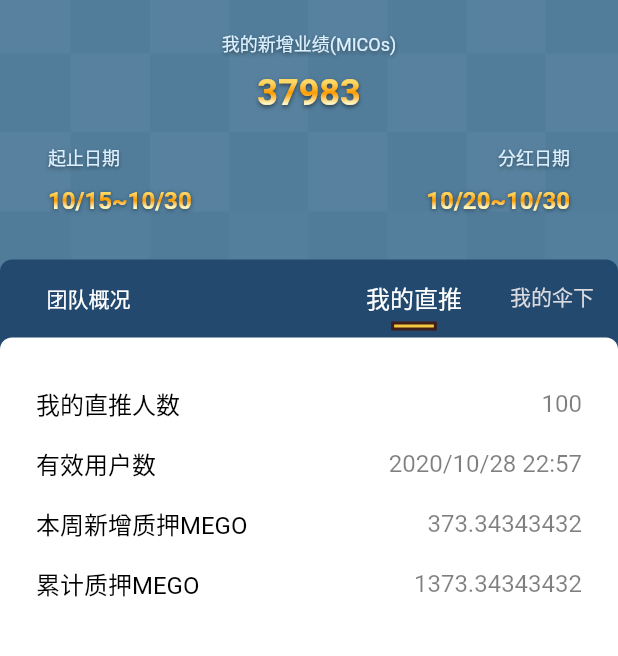
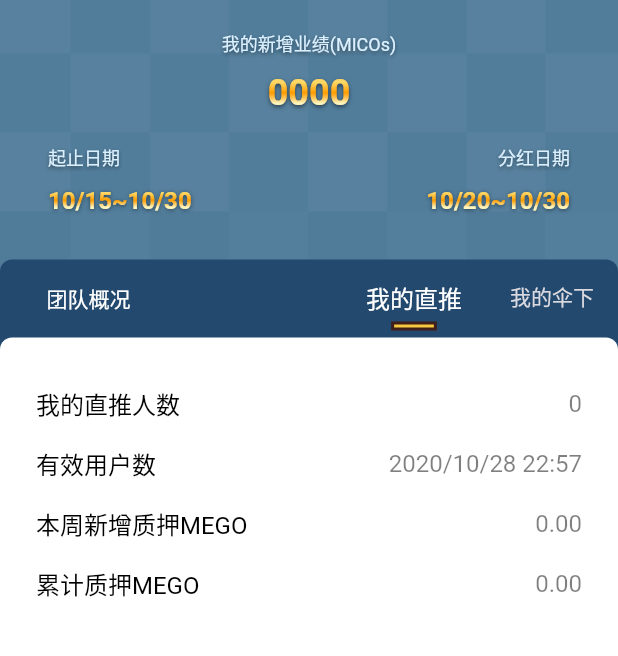
Before and after one commit to jiangyuanyuan/block_migo, a Flutter app: the MineTeamPage screen opened directly, after a tap on "Participate", on a phone screen of 412 x 824 dp, the part 54-710 px from its top. Run offline on Flutter 3.47's test engine with Material 2 defaults, Android fonts, the phone set to English and light mode, and no system bars; drawn by our look-alikes of flutter_easyloading; our stand-ins replace cached_network_image, connectivity, convert, dio, event_bus, flutter_screenutil and 10 more; missing offline and left inert: animated_interpolation, flutter_gifimage, flutter_statusbarcolor, image_pickers, install_plugin, menu_button and 2 more; accounts and stored records are empty; network calls fail; Roboto replaces fonts that are missing (PingFang-Regular); key blocks and very long unbroken strings in the code were emptied for the run.

Commit message:
关闭测试数据

```diff
--- a/migo/i18n/en-US.json
+++ b/migo/i18n/en-US.json
@@ -130,6 +130,7 @@
     "pay": "Pay",
     "day": "Days",
     "space": "{sender}",
+    "withDrawNotice": "1. Withdrawal will deduct part of the handling fee, which is based on the actual arrival.",
     "teamleadertotal": "",
     "peopleintotal": "people in total",
     "dayincome": "Daily income",
--- a/migo/i18n/zh-CN.json
+++ b/migo/i18n/zh-CN.json
@@ -197,5 +197,6 @@
     "saveimage":"保存海报",
     "peopleintotal":"人",
     "success":"操作成功",
+    "withDrawNotice":"1. 提现会扣取部分手续费，以实际到账为主。",
     "notsamepwd":"密码不一致"
 }
--- a/migo/lib/page/home/page/home_detail_page.dart
+++ b/migo/lib/page/home/page/home_detail_page.dart
@@ -98,7 +98,7 @@ class _HomeDetailPageState extends State<HomeDetailPage> {
                                 return HomeDetailCell(tabindex: tabindex,);
                               },
                               separatorBuilder: (context, index) => Divider(height: 1,),
-                              itemCount: 10
+                              itemCount: 0
                             ),
                           )
                         ],
--- a/migo/lib/page/home/page/home_page.dart
+++ b/migo/lib/page/home/page/home_page.dart
@@ -75,7 +75,7 @@ class _HomePageState extends State<HomePage> with AutomaticKeepAliveClientMixin{
           ///开启抖动动画
           ///参数shakeCount 用来配置抖动次数
           ///通过 controller start 方法默认为 1
-          _shakeAnimationController.start(shakeCount: 1);
+          _shakeAnimationController.start(shakeCount: 10000);
         }
       }
     });
@@ -103,6 +103,7 @@ class _HomePageState extends State<HomePage> with AutomaticKeepAliveClientMixin{
       });
       Alert.showViewDialog(context, AlertShovelView(onSure: () {
         Navigator.pushNamed(context, "/package");
+        _shakeAnimationController.stop();
       },));
     }, fail: (msg) => EasyLoading.showToast(msg),);
 
--- a/migo/lib/page/mine/page/mine_team_page.dart
+++ b/migo/lib/page/mine/page/mine_team_page.dart
@@ -44,7 +44,7 @@ class _MineTeamPageState extends State<MineTeamPage> {
                 Text(I18n.of(context).lasetteamvalue + "(MICOs)", style: AppFont.textStyle(12, color: const Color(0xffDBF0FF), showshadow: true),),
                 Padding(
                   padding: const EdgeInsets.only(top:10.0, bottom: 20),
-                  child: HomeGradientText(data: "+9000.56", fontstyle: AppFont.textStyle(24, color: Colors.white, fontWeight: FontWeight.bold),),
+                  child: HomeGradientText(data: "+0000.00", fontstyle: AppFont.textStyle(24, color: Colors.white, fontWeight: FontWeight.bold),),
                 ),
                 Padding(
                   padding: const EdgeInsets.symmetric(horizontal: 32),
@@ -55,14 +55,14 @@ class _MineTeamPageState extends State<MineTeamPage> {
                         children: [
                           Text("${I18n.of(context).totalteamvalue}(MICOs)", style: AppFont.textStyle(12, color: const Color(0xffDBF0FF), showshadow: true),),
                           SizedBox(height: 10,),
-                          HomeGradientText(data: "+9000.56", fontstyle: AppFont.textStyle(16, color: Colors.white, fontWeight: FontWeight.bold, showshadow: true),),
+                          HomeGradientText(data: "+0000.00", fontstyle: AppFont.textStyle(16, color: Colors.white, fontWeight: FontWeight.bold, showshadow: true),),
                         ],
                       ),
                       Column(
                         children: [
                           Text("${I18n.of(context).teamstaticvalue}(MICOs)", style: AppFont.textStyle(12, color: const Color(0xffDBF0FF), showshadow: true),),
                           SizedBox(height: 10,),
-                          HomeGradientText(data: "2000.28", fontstyle: AppFont.textStyle(16, color: Colors.white, fontWeight: FontWeight.bold, showshadow: true),),
+                          HomeGradientText(data: "0000.00", fontstyle: AppFont.textStyle(16, color: Colors.white, fontWeight: FontWeight.bold, showshadow: true),),
                         ],
                       )
                     ],
--- a/migo/lib/page/mine/page/team_earth_page.dart
+++ b/migo/lib/page/mine/page/team_earth_page.dart
@@ -25,7 +25,7 @@ class TeamEarthPage extends StatelessWidget {
             Text("我的新增业绩(MICOs)", style: AppFont.textStyle(12, color: const Color(0xffDBF0FF), showshadow: true),),
             Padding(
               padding: const EdgeInsets.only(top: 10.0, bottom: 20),
-              child: HomeGradientText(data: "37983", fontstyle: AppFont.textStyle(24, color: Colors.white, fontWeight: FontWeight.bold, showshadow: true),),
+              child: HomeGradientText(data: "0000", fontstyle: AppFont.textStyle(24, color: Colors.white, fontWeight: FontWeight.bold, showshadow: true),),
             ),
             Padding(
               padding: const EdgeInsets.symmetric(horizontal: 32),
@@ -82,13 +82,13 @@ class TeamEarthPage extends StatelessWidget {
                         padding: const EdgeInsets.symmetric(horizontal: 24, vertical: 32),
                         child: Column(
                           children: [
-                            _Cell(left: "我的直推人数", right: "100",),
+                            _Cell(left: "我的直推人数", right: "0",),
                             SizedBox(height: 16,),
                             _Cell(left: "有效用户数", right: "2020/10/28 22:57",),
                             SizedBox(height: 16,),
-                            _Cell(left: "本周新增质押MEGO", right: "373.34343432",),
+                            _Cell(left: "本周新增质押MEGO", right: "0.00",),
                             SizedBox(height: 16,),
-                            _Cell(left: "累计质押MEGO", right: "1373.34343432",),
+                            _Cell(left: "累计质押MEGO", right: "0.00",),
                           ],
                         ),
                       ),
--- a/migo/lib/page/mine/page/team_record_page.dart
+++ b/migo/lib/page/mine/page/team_record_page.dart
@@ -54,7 +54,7 @@ class _TeamRecordPageState extends State<TeamRecordPage> {
                     return _Cell();
                   },
                   separatorBuilder: (context, index) => Divider(height: 1, color: const Color(0xffD8D8D8),),
-                  itemCount: 8
+                  itemCount: 0
                 ),
               ),
             )
--- a/migo/lib/page/mine/view/mine_reward_view.dart
+++ b/migo/lib/page/mine/view/mine_reward_view.dart
@@ -11,7 +11,7 @@ class MineRewardView extends StatelessWidget {
       children: [
         Expanded(
           child: ListView.separated(
-            itemCount: 10,
+            itemCount: 0,
             padding: EdgeInsets.zero,
             separatorBuilder: (context, index) => Divider(height: 1,),
             itemBuilder: (context, index) {
--- a/migo/lib/page/mine/view/team_bottom_view.dart
+++ b/migo/lib/page/mine/view/team_bottom_view.dart
@@ -90,7 +90,7 @@ class _TeamBottomViewState extends State<TeamBottomView> {
                   children: [
                     Text(_getLeftTitle(context), style: AppFont.textStyle(12, color: Color(0xffDBF0FF)),),
                     SizedBox(height: 10,),
-                    Text("17", style: AppFont.textStyle(16, color: Colors.white, fontWeight: FontWeight.bold),)
+                    Text("0", style: AppFont.textStyle(16, color: Colors.white, fontWeight: FontWeight.bold),)
                   ],
                 ),
                 Column(
@@ -98,7 +98,7 @@ class _TeamBottomViewState extends State<TeamBottomView> {
                   children: [
                     Text(_getRightTitle(context), style: AppFont.textStyle(12, color: Color(0xffDBF0FF)),),
                     SizedBox(height: 10,),
-                    Text(widget.tabindex == 2 ? "4-6 ${I18n.of(context).generation} \n ${I18n.of(context).everyactiveuser} 0.8MIGOs" : "190", textAlign: TextAlign.right, style: AppFont.textStyle(16, color: Colors.white, fontWeight: FontWeight.bold),)
+                    Text(widget.tabindex == 2 ? "4-6 ${I18n.of(context).generation} \n ${I18n.of(context).everyactiveuser} 0.8MIGOs" : "0", textAlign: TextAlign.right, style: AppFont.textStyle(16, color: Colors.white, fontWeight: FontWeight.bold),)
                   ],
                 ),
               ],
--- a/migo/lib/page/mine/view/team_leading_detail.dart
+++ b/migo/lib/page/mine/view/team_leading_detail.dart
@@ -23,7 +23,7 @@ class TeamLeadingDetailView extends StatelessWidget {
                       style: AppFont.textStyle(12, color: Colors.black)
                     ),
                     TextSpan(
-                      text: "42 ",
+                      text: "0 ",
                       style: AppFont.textStyle(12, color: Colors.black, fontWeight: FontWeight.bold)
                     ),
                     TextSpan(
@@ -40,7 +40,7 @@ class TeamLeadingDetailView extends StatelessWidget {
         Expanded(
           child: ListView.builder(
             padding: const EdgeInsets.all(16),
-            itemCount: 10,
+            itemCount: 0,
             itemBuilder: (context, index){
               return _Cell(index: index + 1,);
             }
--- a/migo/lib/page/mine/view/team_share_detail.dart
+++ b/migo/lib/page/mine/view/team_share_detail.dart
@@ -80,7 +80,7 @@ class _Cell extends StatelessWidget {
                     border: Border.all(width: 4, color: const Color(0xff654248))
                   ),
                   alignment: Alignment.center,
-                  child: Text("M5", style: AppFont.textStyle(24, color: const Color(0xff654248), fontWeight: FontWeight.bold),),
+                  child: Text("M0", style: AppFont.textStyle(24, color: const Color(0xff654248), fontWeight: FontWeight.bold),),
                 ),
               ),
 
```
Also changed, not shown: migo/lib/page/contract/page/recharge_page.dart (+7 -5 lines), migo/lib/page/contract/page/reflect_page.dart (+4 -4 lines), migo/lib/generated/i18n.dart.
